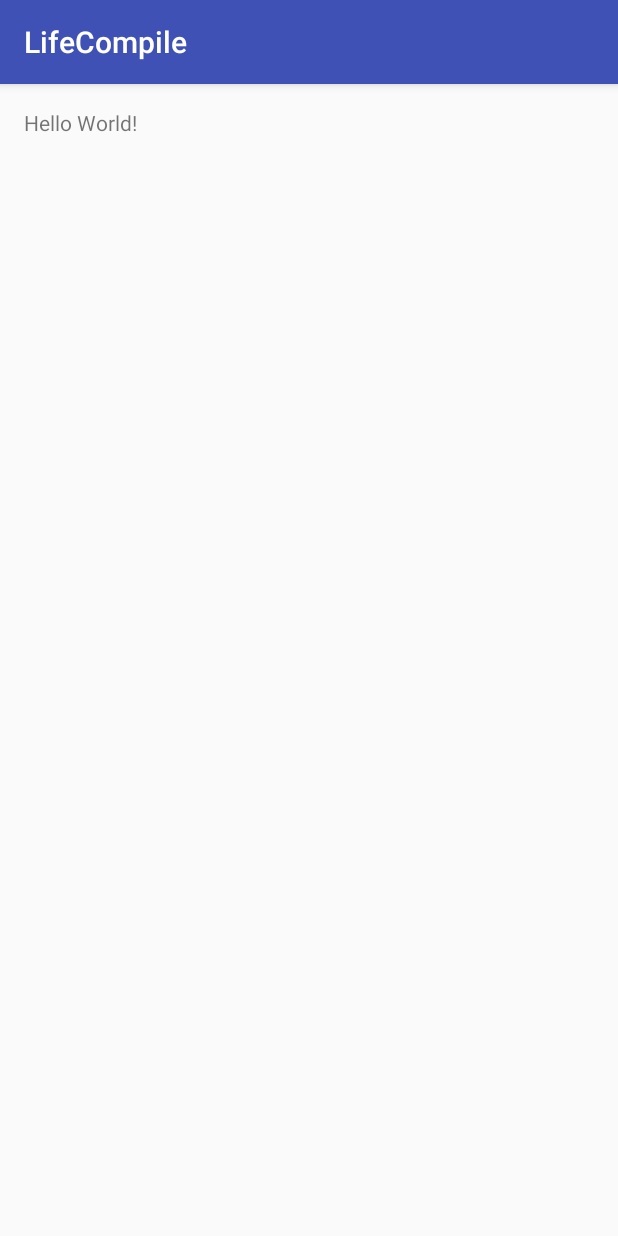
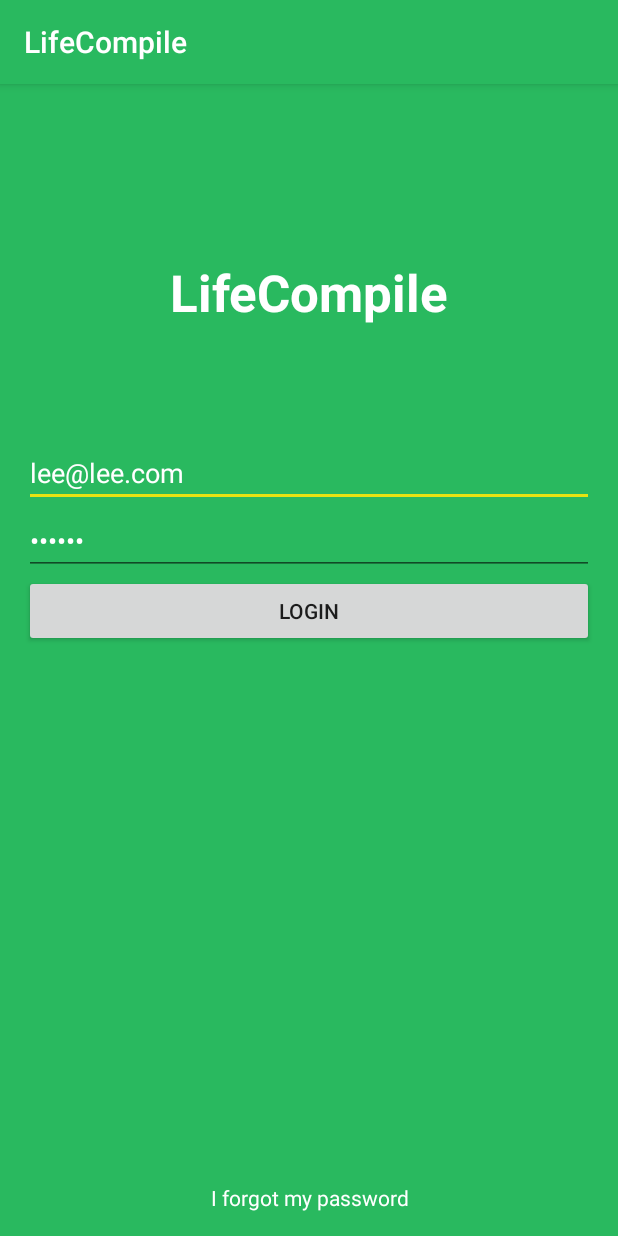
Before and after one commit to leemac/lifecompile-android, an Android app: the screen it shows after launch (MainActivity), on a phone screen of 412 x 824 dp. Run offline under Robolectric (Android 15) with nearby library versions, the phone set to English and light mode, and no system bars.

Commit message:
basic login screen

```diff
--- a/app/src/main/java/com/tinycore/lifecompile/MainActivity.java
+++ b/app/src/main/java/com/tinycore/lifecompile/MainActivity.java
@@ -11,3 +11,4 @@ public class MainActivity extends AppCompatActivity {
         setContentView(R.layout.activity_main);
     }
 }
+tat
--- a/app/src/main/res/layout/activity_main.xml
+++ b/app/src/main/res/layout/activity_main.xml
@@ -1,17 +1,70 @@
-<?xml version="1.0" encoding="utf-8"?>
-<RelativeLayout
-    xmlns:android="http://schemas.android.com/apk/res/android"
-    xmlns:tools="http://schemas.android.com/tools"
-    android:layout_width="match_parent"
-    android:layout_height="match_parent"
-    android:paddingLeft="@dimen/activity_horizontal_margin"
+<LinearLayout xmlns:android="http://schemas.android.com/apk/res/android"
+    xmlns:tools="http://schemas.android.com/tools" android:layout_width="match_parent"
+    android:layout_height="match_parent" android:paddingLeft="@dimen/activity_horizontal_margin"
     android:paddingRight="@dimen/activity_horizontal_margin"
     android:paddingTop="@dimen/activity_vertical_margin"
     android:paddingBottom="@dimen/activity_vertical_margin"
+    android:orientation="vertical"
+    android:background="@color/colorPrimary"
     tools:context="com.tinycore.lifecompile.MainActivity">
 
     <TextView
-        android:text="Hello World!"
+        android:layout_width="match_parent"
+        android:layout_height="wrap_content"
+        android:gravity="center"
+        android:paddingTop="100dp"
+        android:paddingBottom="75dp"
+        android:textStyle="bold"
+        android:textColor="@color/white"
+        android:textSize="34dp"
+        android:text="LifeCompile"/>
+
+    <ProgressBar
+        android:id="@+id/progressBarLoading"
+        android:visibility="gone"
         android:layout_width="wrap_content"
-        android:layout_height="wrap_content" />
-</RelativeLayout>
+        android:layout_height="wrap_content"
+        android:layout_gravity="center"
+        android:indeterminate="true" />
+
+    <LinearLayout
+        android:id="@+id/panelLogin"
+        android:orientation="vertical"
+        android:layout_width="match_parent"
+        android:layout_height="match_parent">
+
+        <EditText
+            android:hint="Email"
+            android:text="lee@lee.com"
+            android:id="@+id/textboxEmail"
+            android:textColor="@color/white"
+            android:layout_width="fill_parent"
+            android:layout_height="wrap_content" />
+
+        <EditText
+            android:hint="Password"
+            android:text="123456"
+            android:id="@+id/textboxPassword"
+            android:password="true"
+            android:textColor="@color/white"
+            android:layout_width="fill_parent"
+            android:layout_height="wrap_content" />
+
+        <Button
+            android:layout_width="fill_parent"
+            android:layout_height="wrap_content"
+            android:text="Login"
+            android:onClick="loginClick"/>
+
+        <TextView
+            android:layout_width="match_parent"
+            android:layout_height="match_parent"
+            android:gravity="bottom|center"
+            android:onClick="forgotPasswordClick"
+            android:textSize="14dp"
+            android:textColor="@color/white"
+            android:text="I forgot my password"/>
+
+    </LinearLayout>
+
+</LinearLayout>
--- a/app/src/main/res/values/colors.xml
+++ b/app/src/main/res/values/colors.xml
@@ -1,6 +1,11 @@
 <?xml version="1.0" encoding="utf-8"?>
 <resources>
-    <color name="colorPrimary">#3F51B5</color>
-    <color name="colorPrimaryDark">#303F9F</color>
-    <color name="colorAccent">#FF4081</color>
+    <color name="colorPrimary">#29b95f</color>
+    <color name="colorPrimaryDark">#126731</color>
+    <color name="textColorPrimary">#212121</color>
+    <color name="windowBackground">#FFFFFF</color>
+    <color name="navigationBarColor">#000000</color>
+    <color name="colorAccent">#e6e312</color>
+    <color name="white">#FFFFFF</color>
+    <color name="linkColor">#428bca</color>
 </resources>
```
